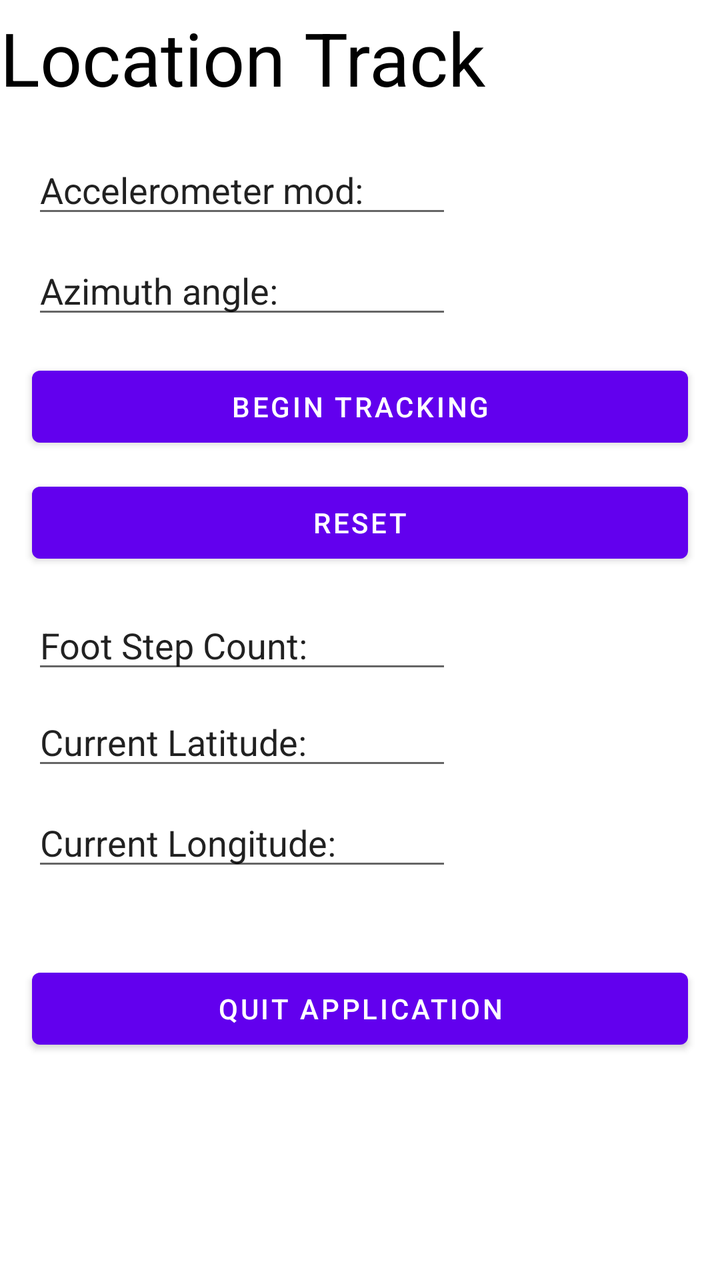
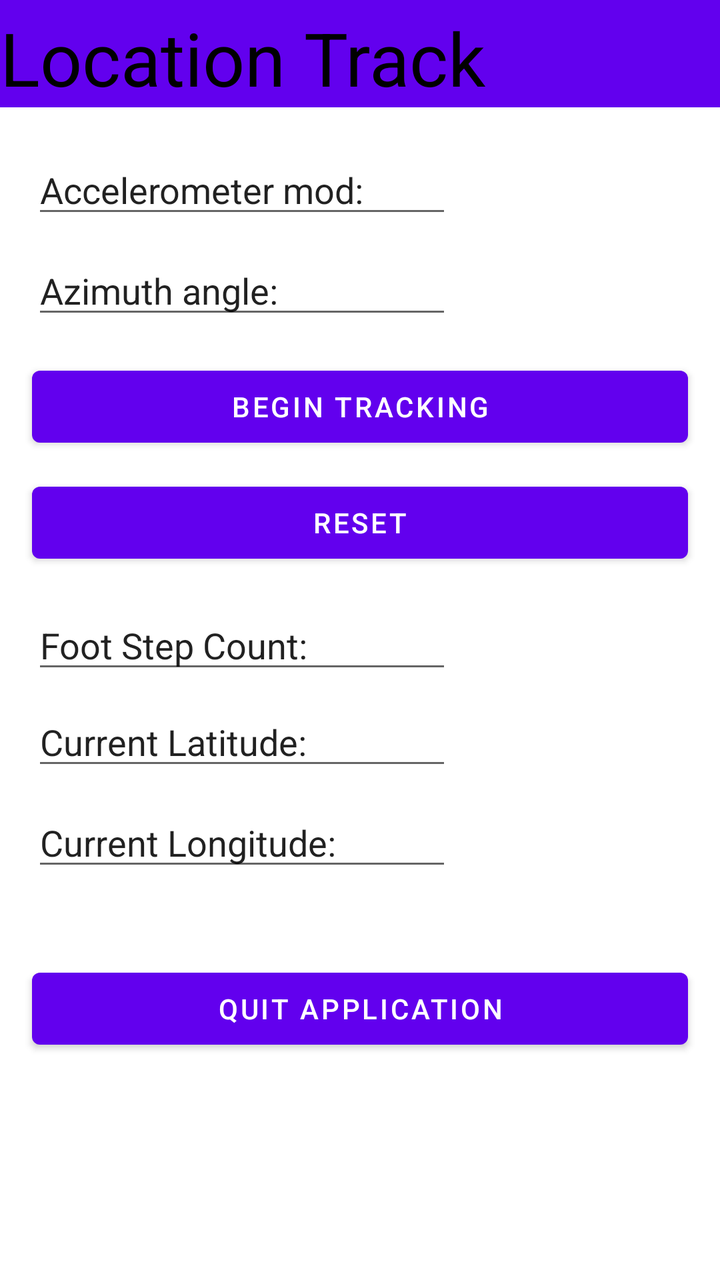

Screens rendered from an Android XML layout before and after an edit, with the pre-edit source and the edit as a unified diff.
<!-- AndroidManifest.xml: application theme Theme.GPS_Reim -->
<!-- res/layout/activity_screen3.xml -->
<?xml version="1.0" encoding="utf-8"?>
<androidx.constraintlayout.widget.ConstraintLayout xmlns:android="http://schemas.android.com/apk/res/android"
    xmlns:app="http://schemas.android.com/apk/res-auto"
    xmlns:tools="http://schemas.android.com/tools"
    android:layout_width="match_parent"
    android:layout_height="match_parent"
    tools:context=".screen3">

    <TextView
        android:id="@+id/textView"
        android:layout_width="wrap_content"
        android:layout_height="wrap_content"
        android:layout_marginTop="4dp"
        android:text="Location Track"
        android:textColor="@color/black"
        android:textSize="37sp"
        app:layout_constraintStart_toStartOf="parent"
        app:layout_constraintTop_toTopOf="parent" />

    <EditText
        android:id="@+id/editTextTextPersonName"
        android:layout_width="wrap_content"
        android:layout_height="wrap_content"
        android:layout_marginStart="16dp"
        android:layout_marginTop="19dp"
        android:ems="10"
        android:inputType="textPersonName"
        android:text="Accelerometer mod:"
        app:layout_constraintStart_toStartOf="parent"
        app:layout_constraintTop_toBottomOf="@+id/textView" />

    <EditText
        android:id="@+id/editTextTextPersonName2"
        android:layout_width="wrap_content"
        android:layout_height="wrap_content"
        android:layout_marginStart="16dp"
        android:layout_marginTop="9dp"
        android:ems="10"
        android:inputType="textPersonName"
        android:text="Azimuth angle:"
        app:layout_constraintStart_toStartOf="parent"
        app:layout_constraintTop_toBottomOf="@+id/editTextTextPersonName" />

    <EditText
        android:id="@+id/editTextTextPersonName4"
        android:layout_width="wrap_content"
        android:layout_height="wrap_content"
        android:layout_marginStart="16dp"
        android:layout_marginTop="15dp"
        android:ems="10"
        android:inputType="textPersonName"
        android:text="Foot Step Count:"
        app:layout_constraintStart_toStartOf="parent"
        app:layout_constraintTop_toBottomOf="@+id/button22" />


    <EditText
        android:id="@+id/editTextTextPersonName5"
        android:layout_width="wrap_content"
        android:layout_height="wrap_content"
        android:layout_marginTop="7dp"
        android:ems="10"
        android:inputType="textPersonName"
        android:text="Current Latitude:"
        app:layout_constraintStart_toStartOf="@+id/editTextTextPersonName4"
        app:layout_constraintTop_toBottomOf="@+id/editTextTextPersonName4" />

    <EditText
        android:id="@+id/editTextTextPersonName6"
        android:layout_width="wrap_content"
        android:layout_height="wrap_content"
        android:layout_marginStart="16dp"
        android:layout_marginTop="9dp"
        android:ems="10"
        android:inputType="textPersonName"
        android:text="Current Longitude:"
        app:layout_constraintStart_toStartOf="parent"
        app:layout_constraintTop_toBottomOf="@+id/editTextTextPersonName5" />


    <Button
        android:id="@+id/button21"
        android:layout_width="0dp"
        android:layout_height="wrap_content"
        android:layout_marginStart="16dp"
        android:layout_marginTop="15dp"
        android:layout_marginEnd="16dp"
        android:text="Begin Tracking"
        app:layout_constraintEnd_toEndOf="parent"
        app:layout_constraintStart_toStartOf="parent"
        app:layout_constraintTop_toBottomOf="@+id/editTextTextPersonName2" />


    <Button
        android:id="@+id/button22"
        android:layout_width="match_parent"
        android:layout_height="wrap_content"
        android:layout_marginStart="16dp"
        android:layout_marginTop="10dp"
        android:layout_marginEnd="16dp"
        android:text="Reset"
        app:layout_constraintEnd_toEndOf="parent"
        app:layout_constraintStart_toStartOf="parent"
        app:layout_constraintTop_toBottomOf="@+id/button21" />

    <Button
        android:id="@+id/button23"
        android:layout_width="0dp"
        android:layout_height="wrap_content"
        android:layout_marginStart="16dp"
        android:layout_marginTop="40dp"
        android:layout_marginEnd="16dp"
        android:text="Quit Application"
        app:layout_constraintEnd_toEndOf="parent"
        app:layout_constraintHorizontal_bias="0.0"
        app:layout_constraintStart_toStartOf="parent"
        app:layout_constraintTop_toBottomOf="@+id/editTextTextPersonName6" />

</androidx.constraintlayout.widget.ConstraintLayout>
<!-- resources referenced by this layout -->
<resources>
  <color name="black">#FF000000</color>
  <style name="Theme.GPS_Reim" parent="Theme.MaterialComponents.DayNight.DarkActionBar">
          
          <item name="colorPrimary">@color/purple_500</item>
          <item name="colorPrimaryVariant">@color/purple_700</item>
          <item name="colorOnPrimary">@color/white</item>
          
          <item name="colorSecondary">@color/teal_200</item>
          <item name="colorSecondaryVariant">@color/teal_700</item>
          <item name="colorOnSecondary">@color/black</item>
          
          <item name="android:statusBarColor">?attr/colorPrimaryVariant</item>
          
      </style>
  <color name="purple_500">#FF6200EE</color>
  <color name="purple_700">#FF3700B3</color>
  <color name="white">#FFFFFFFF</color>
  <color name="teal_200">#FF03DAC5</color>
  <color name="teal_700">#FF018786</color>
</resources>

<!-- the commit's change to res/layout/activity_screen3.xml (unified diff, before → after) -->
@@ -5,6 +5,17 @@
     android:layout_width="match_parent"
     android:layout_height="match_parent"
     tools:context=".screen3">
+
+    <androidx.appcompat.widget.Toolbar
+        android:id="@+id/toolbar"
+        android:layout_width="0dp"
+        android:layout_height="0dp"
+        android:background="?attr/colorPrimary"
+        app:layout_constraintBottom_toBottomOf="@+id/textView"
+        app:layout_constraintEnd_toEndOf="parent"
+        app:layout_constraintStart_toStartOf="parent"
+        app:layout_constraintTop_toTopOf="parent"
+        app:titleTextColor="@color/black" />
 
     <TextView
         android:id="@+id/textView"
